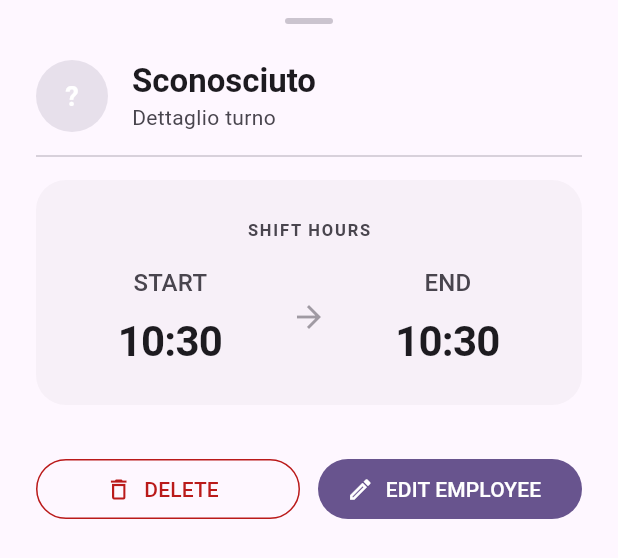
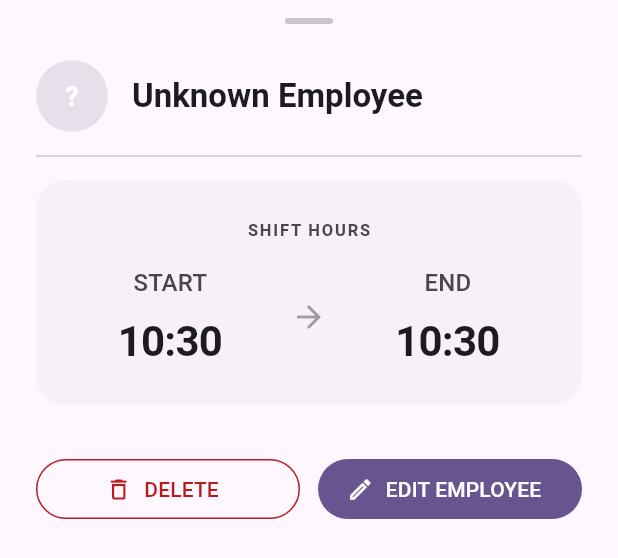
Before and after one commit to Alessandro-bttn/Friggi-App-2.0, a Flutter app: the ShiftDetailSheet widget shown alone on an empty page, opened directly with empty values, on a phone screen of 412 x 824 dp. Shown: the top 558 px of the screen. Run offline on Flutter 3.47's test engine with Material 3 defaults, Android fonts, the phone set to English and light mode, and no system bars; our stand-ins replace flutter_colorpicker, image_picker, shared_preferences, sqflite; accounts and stored records are empty.

Commit message:
Update de varie cose

```diff
--- a/lib/DayPage/DayPage.dart
+++ b/lib/DayPage/DayPage.dart
@@ -19,7 +19,7 @@ import '../DayPage/widgets/timeline/logic/shift_detail_sheet.dart';
 
 // NAVIGAZIONE E PROVIDER
 import '../CalanderNavigator/calendar_navigation.dart';
-import '../../main.dart'; // Per accedere a turniController globale
+import '../../main.dart';
 
 class DayPage extends StatefulWidget {
   final DateTime selectedDate;
--- a/lib/DayPage/widgets/timeline/logic/components/shift_sheet_actions.dart
+++ b/lib/DayPage/widgets/timeline/logic/components/shift_sheet_actions.dart
@@ -1,15 +1,17 @@
 import 'package:flutter/material.dart';
 import 'package:flutter/services.dart';
 import '../../../../../DataBase/Turni/TurnoModel.dart';
+import '../../../../../DataBase/Dipendente/DipendenteModel.dart';
 import '../../../../../notifications/notification_service.dart';
 import '../../../../widgets/add_turno_dialog/logic/turni_validator.dart';
 import '../../../../../l10n/app_localizations.dart';
-import '../../../../../main.dart'; // IMPORTANTE: per accedere al turniController globale
+import '../../../../../main.dart';
 
 class ShiftSheetActions extends StatelessWidget {
   final TurnoModel turno;
   final TimeOfDay inizio;
   final TimeOfDay fine;
+  final DipendenteModel? currentDipendente; // <--- AGGIUNTO
   final bool isEditing;
   final bool hasChanges;
   final Function(bool) onEditToggle;
@@ -20,18 +22,20 @@ class ShiftSheetActions extends StatelessWidget {
     required this.turno,
     required this.inizio,
     required this.fine,
+    this.currentDipendente, // <--- AGGIUNTO
     required this.isEditing,
     required this.hasChanges,
     required this.onEditToggle,
     required this.onReset,
   });
 
-  /// Gestisce il salvataggio tramite il Provider
   Future<void> _handleSave(BuildContext context, AppLocalizations l10n) async {
-    // 1. Validazione
+    // Usiamo l'ID del dipendente correntemente selezionato, non quello vecchio del turno
+    final int idDipendenteEffettivo = currentDipendente?.id ?? turno.idDipendente;
+
     final bool valido = await TurniValidator.isTurnoValido(
       context: context,
-      idDipendente: turno.idDipendente,
+      idDipendente: idDipendenteEffettivo,
       data: turno.data,
       inizio: inizio,
       fine: fine,
@@ -41,28 +45,25 @@ class ShiftSheetActions extends StatelessWidget {
     if (!valido) return;
 
     try {
-      // 2. Creazione dell'oggetto aggiornato tramite copyWith
+      // Creiamo il turno aggiornato includendo il (potenziale) nuovo ID dipendente
       final turnoAggiornato = turno.copyWith(
+        idDipendente: idDipendenteEffettivo, // <--- ORA SALVA IL NUOVO DIPENDENTE
         inizio: inizio,
         fine: fine,
       );
 
-      // 3. ESECUZIONE TRAMITE PROVIDER (Gestisce DB e RAM)
       await turniController.aggiornaTurno(turnoAggiornato);
 
-      // 4. Feedback e chiusura
       if (context.mounted) {
         NotificationService().showSuccess(l10n.turno_salvato_con_successo);
-        // Non serve più passare 'true' perché il ListenableBuilder aggiorna tutto da solo
         Navigator.pop(context);
       }
     } catch (e) {
-      debugPrint("Errore salvataggio provider: $e");
+      debugPrint("Errore salvataggio: $e");
       NotificationService().showError(l10n.turno_salvato_errore);
     }
   }
 
-  /// Gestisce l'eliminazione tramite il Provider
   Future<void> _handleDelete(BuildContext context, AppLocalizations l10n) async {
     HapticFeedback.heavyImpact();
 
@@ -88,15 +89,13 @@ class ShiftSheetActions extends StatelessWidget {
 
     if (confirm == true && context.mounted) {
       try {
-        // ESECUZIONE TRAMITE PROVIDER (Gestisce DB e RAM)
         await turniController.eliminaTurno(turno.id!);
-
         if (context.mounted) {
           NotificationService().showSuccess("Turno eliminato");
-          Navigator.pop(context); // Chiude il BottomSheet
+          Navigator.pop(context);
         }
       } catch (e) {
-        debugPrint("Errore eliminazione provider: $e");
+        debugPrint("Errore eliminazione: $e");
       }
     }
   }
--- a/lib/DayPage/widgets/timeline/logic/components/shift_sheet_header.dart
+++ b/lib/DayPage/widgets/timeline/logic/components/shift_sheet_header.dart
@@ -1,5 +1,7 @@
 import 'package:flutter/material.dart';
 import '../../../../../DataBase/Dipendente/DipendenteModel.dart';
+import '../../../../../l10n/app_localizations.dart';
+import '../../../add_turno_dialog/employee_selector_field.dart';
 
 // Questo widget è il header del ShiftDetailSheet, mostra il nome e il colore del dipendente associato al turno, e un titolo che cambia se stiamo modificando o solo visualizzando.
 
@@ -7,35 +9,61 @@ class ShiftSheetHeader extends StatelessWidget {
   final DipendenteModel? dipendente;
   final bool isEditing;
 
-  const ShiftSheetHeader({super.key, this.dipendente, required this.isEditing});
+  final Function(DipendenteModel?) onDipendenteChanged;
+
+  const ShiftSheetHeader({
+    super.key,
+    this.dipendente,
+    required this.isEditing,
+    required this.onDipendenteChanged, // Obbligatoria
+  });
 
   @override
   Widget build(BuildContext context) {
     final theme = Theme.of(context);
     final colorScheme = theme.colorScheme;
+    final l10n = AppLocalizations.of(context)!;
 
     return Row(
       children: [
+        // Avatar rimane lo stesso (si aggiornerà grazie al setState del padre)
         CircleAvatar(
           backgroundColor: dipendente != null ? Color(dipendente!.colore) : colorScheme.surfaceVariant,
           radius: 24,
           child: Text(
-            dipendente?.nome[0].toUpperCase() ?? "?",
+            dipendente?.nome.isNotEmpty == true ? dipendente!.nome[0].toUpperCase() : "?",
             style: const TextStyle(color: Colors.white, fontWeight: FontWeight.bold, fontSize: 18),
           ),
         ),
         const SizedBox(width: 16),
         Expanded(
-          child: Column(
-            crossAxisAlignment: CrossAxisAlignment.start,
-            children: [
-              Text(dipendente?.nome ?? 'Sconosciuto', style: theme.textTheme.titleLarge?.copyWith(fontWeight: FontWeight.bold)),
-              Text(isEditing ? "Modifica orari" : "Dettaglio turno",
-                   style: theme.textTheme.bodyMedium?.copyWith(color: colorScheme.onSurfaceVariant)),
-            ],
-          ),
+          child: isEditing
+            ? _buildEmployeeSelector(context) // Se editi, mostra il selettore
+            : _buildStaticInfo(theme, l10n),  // Altrimenti solo testo
         ),
       ],
     );
   }
+
+  // Widget quando NON è in modalità editing
+  Widget _buildStaticInfo(ThemeData theme, AppLocalizations l10n) {
+    return Column(
+      crossAxisAlignment: CrossAxisAlignment.start,
+      children: [
+        Text(
+          dipendente?.nome ?? l10n.dipendente_sconosciuto,
+          style: theme.textTheme.titleLarge?.copyWith(fontWeight: FontWeight.bold)
+        ),
+      ],
+    );
+  }
+
+  // Widget quando SIAMO in modalità editing
+  Widget _buildEmployeeSelector(BuildContext context) {
+    // Qui usiamo il tuo widget di selezione esistente
+    return EmployeeSelectorField(
+      selectedDipendente: dipendente,
+      onSelected: onDipendenteChanged,
+    );
+  }
 }
--- a/lib/DayPage/widgets/timeline/logic/shift_detail_sheet.dart
+++ b/lib/DayPage/widgets/timeline/logic/shift_detail_sheet.dart
@@ -1,7 +1,7 @@
 import 'package:flutter/material.dart';
 import '../../../../DataBase/Turni/TurnoModel.dart';
 import '../../../../DataBase/Dipendente/DipendenteModel.dart';
-import '../../../../service/preferences_service.dart'; // Importa le preferenze
+import '../../../../service/preferences_service.dart';
 import 'components/shift_sheet_header.dart';
 import 'components/shift_time_editor.dart';
 import 'components/shift_sheet_actions.dart';
@@ -20,6 +20,10 @@ class _ShiftDetailSheetState extends State<ShiftDetailSheet> {
   bool _isEditing = false;
   late TimeOfDay _inizio;
   late TimeOfDay _fine;
+
+  // DICHIARAZIONE MANCANTE
+  DipendenteModel? _currentDipendente;
+
   bool _hasChanges = false;
   late bool _use24hFormat;
 
@@ -28,18 +32,26 @@ class _ShiftDetailSheetState extends State<ShiftDetailSheet> {
     super.initState();
     _inizio = widget.turno.inizio;
     _fine = widget.turno.fine;
-    // Recupera il formato orario centralizzato
+    _currentDipendente = widget.dipendente;
     _use24hFormat = PreferencesService().use24hFormat;
   }
 
+  // Funzione centralizzata per controllare se ci sono modifiche
+  void _checkChanges() {
+    setState(() {
+      final bool timeChanged = _toMinutes(_inizio) != _toMinutes(widget.turno.inizio) ||
+                               _toMinutes(_fine) != _toMinutes(widget.turno.fine);
+
+      final bool dipendenteChanged = _currentDipendente?.id != widget.dipendente?.id;
+
+      _hasChanges = timeChanged || dipendenteChanged;
+    });
+  }
+
   void _onTimeChanged(TimeOfDay newInizio, TimeOfDay newFine) {
-    setState(() {
-      _inizio = newInizio;
-      _fine = newFine;
-      // Logica migliorata per il confronto
-      _hasChanges = _toMinutes(_inizio) != _toMinutes(widget.turno.inizio) ||
-                    _toMinutes(_fine) != _toMinutes(widget.turno.fine);
-    });
+    _inizio = newInizio;
+    _fine = newFine;
+    _checkChanges();
   }
 
   int _toMinutes(TimeOfDay time) => time.hour * 60 + time.minute;
@@ -49,20 +61,20 @@ class _ShiftDetailSheetState extends State<ShiftDetailSheet> {
     final theme = Theme.of(context);
     final colorScheme = theme.colorScheme;
 
-    // USIAMO UN CONTAINER PER DARE SOLIDITÀ AL PANNELLO
     return Container(
       decoration: BoxDecoration(
-        color: colorScheme.surface, // Sfondo solido (copre la timeline)
+        color: colorScheme.surface,
         borderRadius: const BorderRadius.vertical(top: Radius.circular(28)),
       ),
       child: SafeArea(
-        top: false, // La parte alta è gestita dalla maniglia
+        top: false,
         child: Padding(
-          padding: EdgeInsets.fromLTRB(24, 12, 24, MediaQuery.of(context).viewInsets.bottom + 24),
+          padding: EdgeInsets.fromLTRB(
+              24, 12, 24, MediaQuery.of(context).viewInsets.bottom + 24),
           child: Column(
             mainAxisSize: MainAxisSize.min,
             children: [
-              // Maniglia di trascinamento
+              // Maniglia
               Container(
                 width: 32,
                 height: 4,
@@ -73,15 +85,19 @@ class _ShiftDetailSheetState extends State<ShiftDetailSheet> {
               ),
               const SizedBox(height: 24),
 
-              // Header con foto e nome dipendente
+              // Header (Nome e Cambio Dipendente)
               ShiftSheetHeader(
-                dipendente: widget.dipendente,
-                isEditing: _isEditing
+                dipendente: _currentDipendente,
+                isEditing: _isEditing,
+                onDipendenteChanged: (nuovoDipendente) {
+                  _currentDipendente = nuovoDipendente;
+                  _checkChanges();
+                },
               ),
 
               const Divider(height: 32),
 
-              // Editor orari (TimeRangeSelector)
+              // Editor orari
               ShiftTimeEditor(
                 inizio: _inizio,
                 fine: _fine,
@@ -92,17 +108,20 @@ class _ShiftDetailSheetState extends State<ShiftDetailSheet> {
 
               const SizedBox(height: 32),
 
-              // Azioni (Salva, Modifica, Elimina)
+              // Azioni (Passiamo anche il dipendente corrente per il salvataggio)
               ShiftSheetActions(
                 turno: widget.turno,
                 inizio: _inizio,
                 fine: _fine,
+                // AGGIUNTA IMPORTANTE: dobbiamo passare il dipendente aggiornato alle azioni
+                currentDipendente: _currentDipendente,
                 isEditing: _isEditing,
                 hasChanges: _hasChanges,
                 onEditToggle: (val) => setState(() => _isEditing = val),
                 onReset: () => setState(() {
                   _inizio = widget.turno.inizio;
                   _fine = widget.turno.fine;
+                  _currentDipendente = widget.dipendente;
                   _hasChanges = false;
                 }),
               ),
--- a/lib/Dipendenti/logic/dipendenti_logic.dart
+++ b/lib/Dipendenti/logic/dipendenti_logic.dart
@@ -2,6 +2,10 @@
 import '../../DataBase/Dipendente/DipendenteDB.dart';
 import '../../DataBase/Dipendente/DipendenteModel.dart';
 import '../../service/preferences_service.dart';
+
+// Questa classe contiene tutta la logica legata ai dipendenti: recupero, salvataggio, eliminazione e filtraggio.
+// In questo modo, se in futuro dovessi cambiare il modo in cui gestisco i dipendenti (ad esempio, passando a un'API),
+// dovrò modificare solo questa classe senza toccare l'interfaccia utente o altre parti dell'app.
 
 class DipendentiLogic {
 
@@ -52,7 +56,7 @@ class DipendentiLogic {
     }
   }
 
-  // 4.
+  // 4. Filtra i dipendenti
   // Prende la lista completa e la stringa cercata, restituisce la lista filtrata
   static List<DipendenteModel> filtraDipendenti(List<DipendenteModel> listaOriginale, String query) {
     // Se la ricerca è vuota, restituisci tutto
--- a/lib/Dipendenti/widgets/dipendente_search_app_bar.dart
+++ b/lib/Dipendenti/widgets/dipendente_search_app_bar.dart
@@ -1,5 +1,7 @@
 // File: lib/Dipendenti/widgets/dipendente_search_app_bar.dart
 import 'package:flutter/material.dart';
+
+// Questo widget è una AppBar personalizzata che mostra un TextField quando isSearching è true, altrimenti mostra il titolo normale.
 
 class DipendenteSearchAppBar extends StatelessWidget implements PreferredSizeWidget {
   final String titolo;
--- a/lib/l10n/app_en.arb
+++ b/lib/l10n/app_en.arb
@@ -97,5 +97,6 @@
     "btnElimina": "DELETE",
     "btnModifica": "EDIT",
     "btnAggiungi": "ADD",
-    "btnConferma": "CONFIRM"
+    "btnConferma": "CONFIRM",
+    "dipendente_sconosciuto": "Unknown Employee"
 }
--- a/lib/l10n/app_es.arb
+++ b/lib/l10n/app_es.arb
@@ -95,5 +95,6 @@
     "btnElimina": "ELIMINAR",
     "btnModifica": "MODIFICAR",
     "btnAggiungi": "AGREGAR",
-    "btnConferma": "CONFIRMAR"
+    "btnConferma": "CONFIRMAR",
+    "dipendente_sconosciuto": "Empleado Desconocido"
 }
--- a/lib/l10n/app_it.arb
+++ b/lib/l10n/app_it.arb
@@ -56,6 +56,7 @@
     "btn_annulla": "Annulla",
     "btn_conferma": "Conferma",
     "dipendenti_seleziona": "Seleziona Dipendente",
+    "dipendente_sconosciuto": "Dipendente Sconosciuto",
 
     "settings_titolo": "Impostazioni",
     "settings_sez_aspetto": "Aspetto",
--- a/lib/l10n/app_localizations.dart
+++ b/lib/l10n/app_localizations.dart
@@ -388,6 +388,12 @@ abstract class AppLocalizations {
   /// **'Seleziona Dipendente'**
   String get dipendenti_seleziona;
 
+  /// No description provided for @dipendente_sconosciuto.
+  ///
+  /// In it, this message translates to:
+  /// **'Dipendente Sconosciuto'**
+  String get dipendente_sconosciuto;
+
   /// No description provided for @settings_titolo.
   ///
   /// In it, this message translates to:
--- a/lib/l10n/app_localizations_en.dart
+++ b/lib/l10n/app_localizations_en.dart
@@ -157,6 +157,9 @@ class AppLocalizationsEn extends AppLocalizations {
   String get dipendenti_seleziona => 'Select Employee';
 
   @override
+  String get dipendente_sconosciuto => 'Unknown Employee';
+
+  @override
   String get settings_titolo => 'Settings';
 
   @override
--- a/lib/l10n/app_localizations_es.dart
+++ b/lib/l10n/app_localizations_es.dart
@@ -157,6 +157,9 @@ class AppLocalizationsEs extends AppLocalizations {
   String get dipendenti_seleziona => 'Seleccionar Empleado';
 
   @override
+  String get dipendente_sconosciuto => 'Empleado Desconocido';
+
+  @override
   String get settings_titolo => 'Ajustes';
 
   @override
--- a/lib/l10n/app_localizations_it.dart
+++ b/lib/l10n/app_localizations_it.dart
@@ -158,6 +158,9 @@ class AppLocalizationsIt extends AppLocalizations {
   String get dipendenti_seleziona => 'Seleziona Dipendente';
 
   @override
+  String get dipendente_sconosciuto => 'Dipendente Sconosciuto';
+
+  @override
   String get settings_titolo => 'Impostazioni';
 
   @override
```
